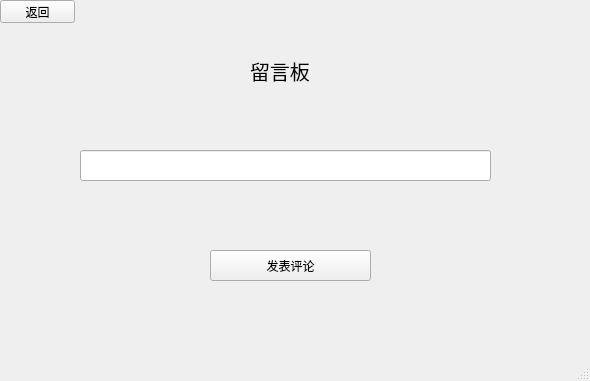
Above: mainwindow6.ui from code-aifarmer/Home-appliance-information-management-system- before the change. Below: the same form after it.
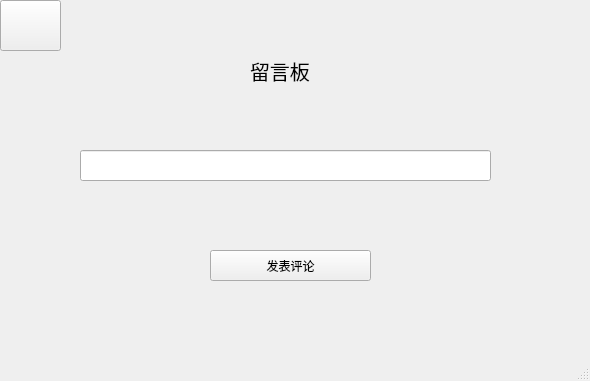
That is the form after the change. Icons and pictures are not drawn.

```diff
--- a/mainwindow6.ui
+++ b/mainwindow6.ui
@@ -63,12 +63,17 @@
      <rect>
       <x>0</x>
       <y>0</y>
-      <width>75</width>
-      <height>23</height>
+      <width>61</width>
+      <height>51</height>
      </rect>
     </property>
+    <property name="styleSheet">
+     <string notr="true">QPushButton{
+border-image: url(:/Desktop/10.png);
+}</string>
+    </property>
     <property name="text">
-     <string>返回</string>
+     <string/>
     </property>
    </widget>
   </widget>
```
